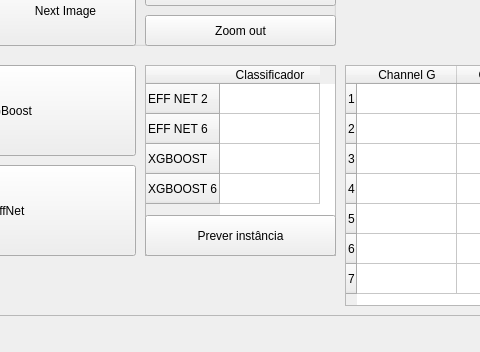
Qt form Interface/main.ui (Andreixzc/Pap-smear-CellClassification) before a commit; both pictures show x 165 to 645 and y 544 to 896 of the 1302 by 896 pixel window.
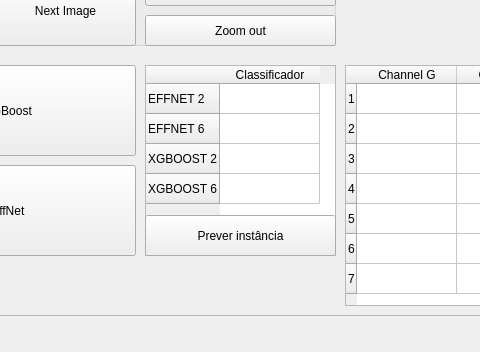
The same form after that commit.

```diff
--- a/Interface/main.ui
+++ b/Interface/main.ui
@@ -774,17 +774,17 @@
       </property>
       <row>
        <property name="text">
-        <string>EFF NET 2</string>
+        <string>EFFNET 2</string>
        </property>
       </row>
       <row>
        <property name="text">
-        <string>EFF NET 6</string>
+        <string>EFFNET 6</string>
        </property>
       </row>
       <row>
        <property name="text">
-        <string>XGBOOST</string>
+        <string>XGBOOST 2</string>
        </property>
       </row>
       <row>
```
